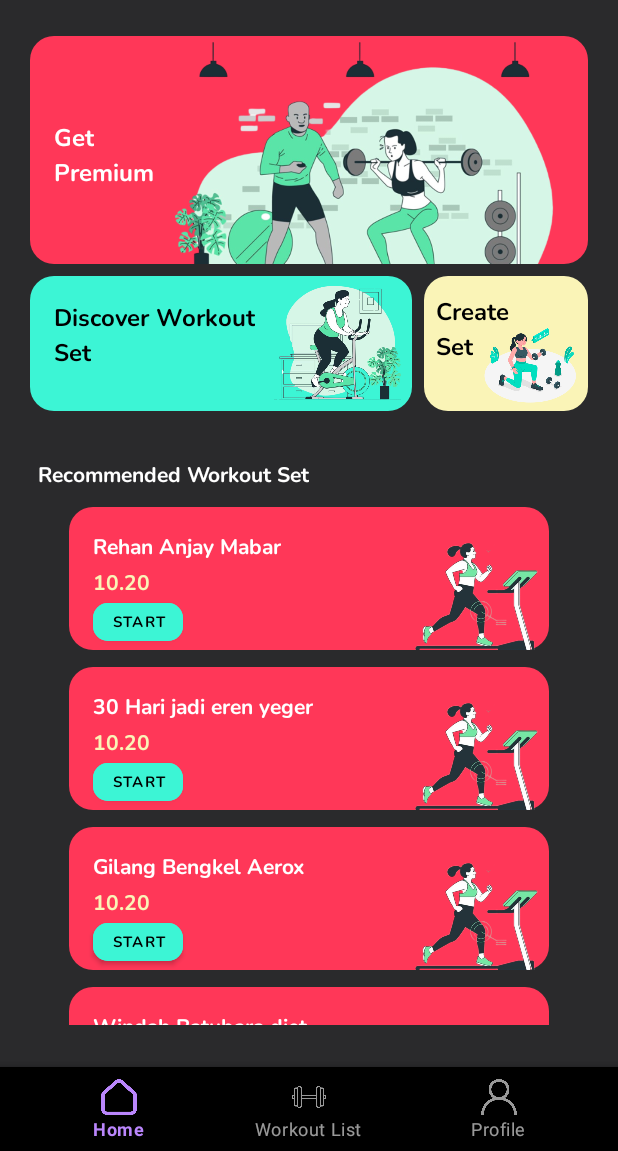
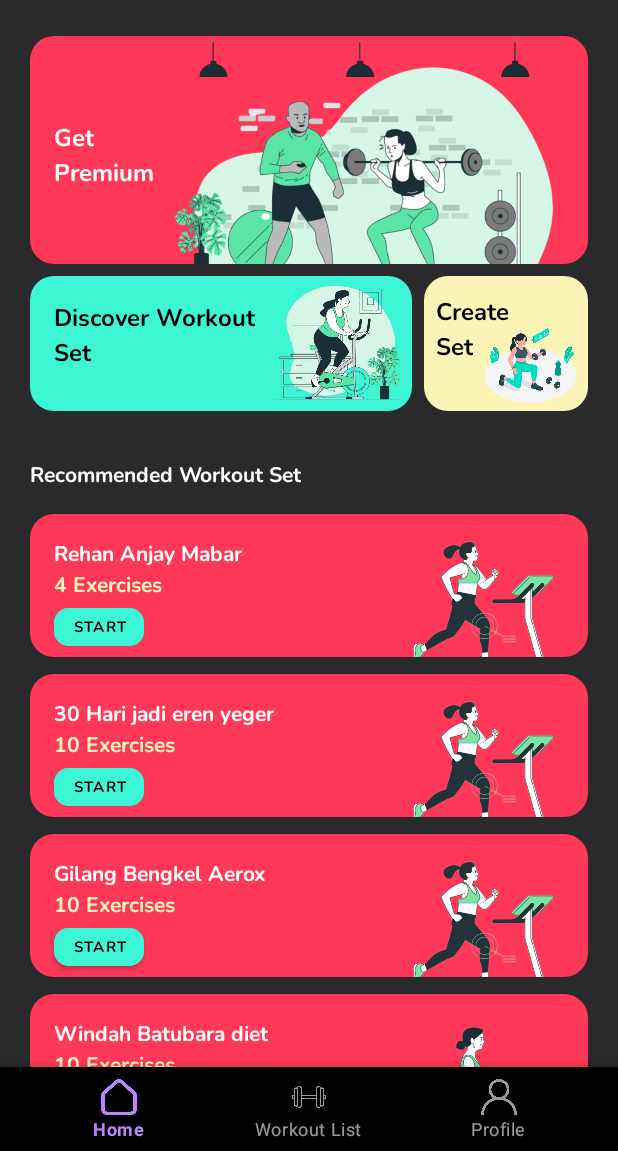
Before and after one commit to FitNest-AI/Mobile-Development-App, an Android app: the screen it shows after launch once a user with an empty profile is signed in (MainActivity), on a phone screen of 412 x 824 dp, the part 85-1236 px from its top. Run offline under Robolectric (Android 15) with nearby library versions, the phone set to English and light mode, and no system bars; our stand-ins replace CircleImageView, Firebase (no records; nobody signed in at launch, a user with empty details on screens opened directly), navigation-ui.

Commit message:
Update Layout

```diff
--- a/app/src/main/res/layout/fragment_home.xml
+++ b/app/src/main/res/layout/fragment_home.xml
@@ -214,30 +214,28 @@
             </androidx.constraintlayout.widget.ConstraintLayout>
         </LinearLayout>
 
-    </androidx.constraintlayout.widget.ConstraintLayout>
-
-
         <TextView
             android:id="@+id/textView3"
             android:layout_width="wrap_content"
             android:layout_height="wrap_content"
-        android:layout_marginStart="25dp"
             android:layout_marginTop="32dp"
             android:fontFamily="@font/nunito_extrabold"
             android:text="Recommended Workout Set"
             android:textColor="@color/white"
             android:textStyle="bold"
             app:layout_constraintStart_toStartOf="parent"
-        app:layout_constraintTop_toBottomOf="@+id/constraintLayout4" />
+            app:layout_constraintTop_toBottomOf="@+id/linearLayout" />
 
         <androidx.recyclerview.widget.RecyclerView
             android:id="@+id/rv_main"
             android:layout_width="match_parent"
-        android:layout_height="353dp"
-        android:layout_marginTop="3dp"
+            android:layout_height="wrap_content"
+            android:layout_marginTop="8dp"
             app:layout_constraintEnd_toEndOf="parent"
-        app:layout_constraintStart_toStartOf="parent"
             app:layout_constraintTop_toBottomOf="@+id/textView3"
             tools:listitem="@layout/set_item" />
 
     </androidx.constraintlayout.widget.ConstraintLayout>
+
+
+</androidx.constraintlayout.widget.ConstraintLayout>
--- a/app/src/main/res/layout/set_item.xml
+++ b/app/src/main/res/layout/set_item.xml
@@ -5,7 +5,7 @@
     android:layout_height="wrap_content">
 
     <androidx.constraintlayout.widget.ConstraintLayout
-        android:layout_width="320dp"
+        android:layout_width="match_parent"
         android:layout_height="95dp"
         android:layout_marginTop="8dp"
         android:layout_marginBottom="3dp"
@@ -13,7 +13,6 @@
         android:background="@drawable/rounded_background"
         android:backgroundTint="@color/red"
         app:layout_constraintBottom_toBottomOf="parent"
-        app:layout_constraintEnd_toEndOf="parent"
         app:layout_constraintStart_toStartOf="parent"
         app:layout_constraintTop_toTopOf="parent">
 
@@ -45,7 +44,6 @@
             android:layout_width="wrap_content"
             android:layout_height="wrap_content"
             android:layout_marginStart="16dp"
-            android:layout_marginTop="3dp"
             android:fontFamily="@font/nunito_extrabold"
             android:text="10.20"
             android:textColor="@color/yellow"
@@ -57,7 +55,7 @@
             android:layout_width="60dp"
             android:layout_height="25dp"
             android:layout_marginStart="16dp"
-            android:layout_marginTop="3dp"
+            android:layout_marginTop="5dp"
             android:backgroundTint="@color/greeen"
             android:fontFamily="@font/nunito_extrabold"
             android:insetTop="0dp"
--- a/app/src/main/res/values/strings.xml
+++ b/app/src/main/res/values/strings.xml
@@ -27,15 +27,16 @@
         <item>wdkwodkowdwj</item>
     </string-array>
     <string-array name="data_set_time">
-        <item>10.20</item>
-        <item>10.20</item>
-        <item>10.20</item>
-        <item>10.20</item>
-        <item>10.20</item>
-        <item>10.20</item>
-        <item>10.20</item>
-        <item>10.20</item>
-        <item>10.20</item>
+        <item>4 Exercises</item>
+        <item>10 Exercises</item>
+        <item>10 Exercises</item>
+        <item>10 Exercises</item>
+        <item>10 Exercises</item>
+        <item>10 Exercises</item>
+        <item>10 Exercises</item>
+        <item>10 Exercises</item>
+        <item>10 Exercises</item>
+
     </string-array>
     <integer-array name="data_set_image">
         <item>@drawable/set_image1</item>
```
Lines whose indentation alone changed are shown as unchanged.
